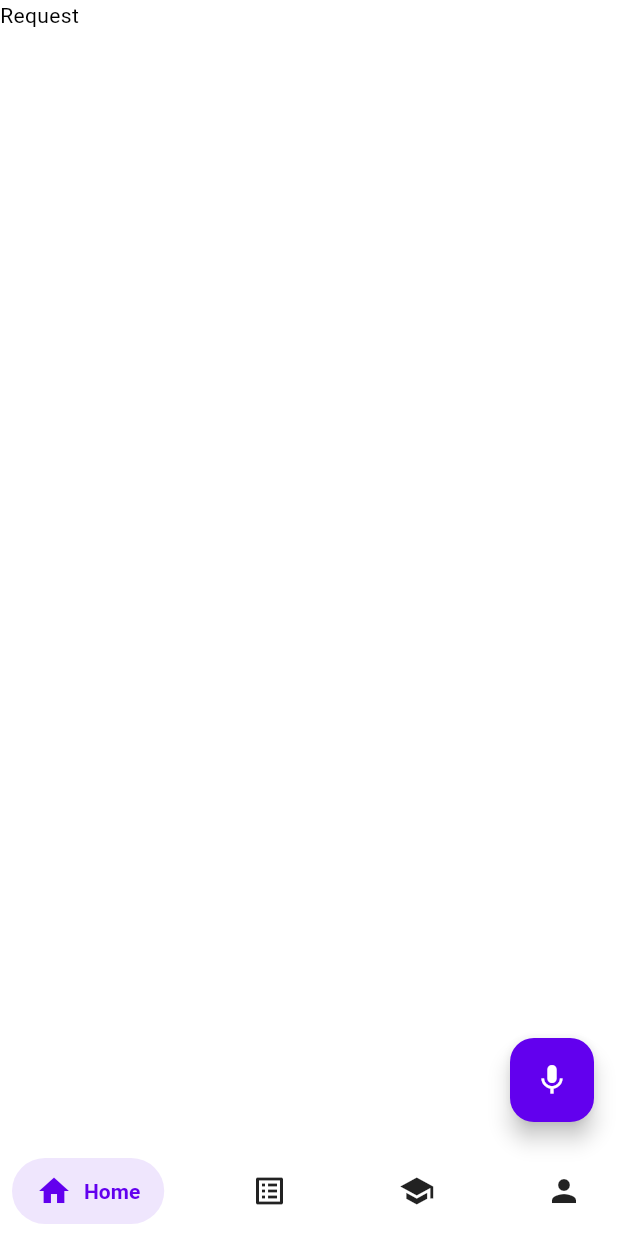
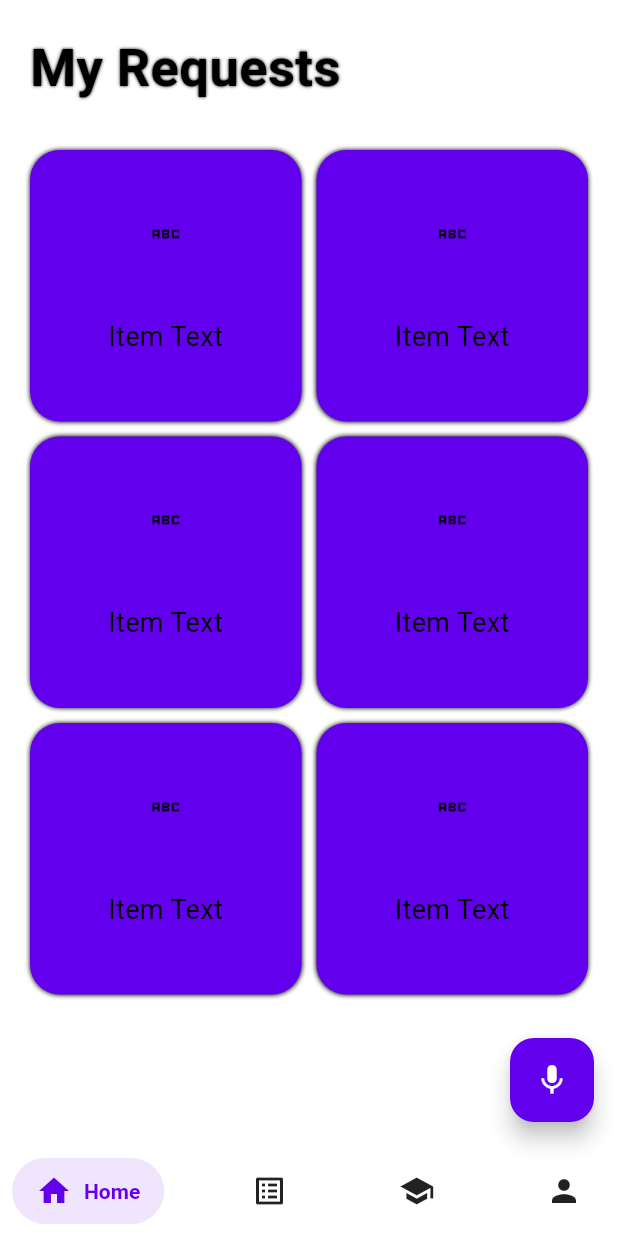
Before and after one commit to Harmanjit14/SIH-PK847, a Flutter app: the HomeScreen screen opened directly, swiped to page 2, on a phone screen of 412 x 824 dp. Run offline on Flutter 3.47's test engine with Material 2 defaults, Android fonts, the phone set to English and light mode, and no system bars; drawn by our look-alikes of salomon_bottom_bar; our stand-ins replace flutter_native_splash, flutter_spinkit, get, graphql, permission_handler, rxdart; missing offline and left inert: dialogflow_grpc, google_speech, sound_stream.

Commit message:
ui fixes

```diff
--- a/fridaynight/lib/Home/home_tab/quote_card.dart
+++ b/fridaynight/lib/Home/home_tab/util.dart
@@ -1,9 +1,9 @@
 import 'package:flutter/material.dart';
-import 'quote.dart';
+import 'package:fridaynight/Home/home_tab/model.dart';
 
 class StatusCard extends StatelessWidget {
   final certiCheck check;
-  StatusCard({required this.check});
+  const StatusCard({Key? key, required this.check}) : super(key: key);
 
   @override
   Widget build(BuildContext context) {
@@ -21,7 +21,7 @@ class StatusCard extends StatelessWidget {
                   color: Colors.grey[800],
                 ),
               ),
-              SizedBox(height: 6.0),
+              const SizedBox(height: 6.0),
               Text(
                 check.status,
                 style: TextStyle(
--- /dev/null
+++ b/fridaynight/lib/Home/request_tab/view.dart
@@ -0,0 +1,69 @@
+import 'package:flutter/material.dart';
+import 'package:flutter/src/foundation/key.dart';
+import 'package:flutter/src/widgets/framework.dart';
+import 'package:fridaynight/utils.dart';
+
+class RequestsTab extends StatefulWidget {
+  const RequestsTab({Key? key}) : super(key: key);
+
+  @override
+  State<RequestsTab> createState() => _RequestsTabState();
+}
+
+class _RequestsTabState extends State<RequestsTab> {
+  @override
+  Widget build(BuildContext context) {
+    return ListView(
+      shrinkWrap: true,
+      children: [
+        const Padding(
+          padding: EdgeInsets.fromLTRB(20, 20, 20, 10),
+          child: Text(
+            "My Requests",
+            style: TextStyle(
+                fontSize: 35,
+                color: Colors.black,
+                fontWeight: FontWeight.bold,
+                shadows: const [Shadow(color: Colors.black, blurRadius: 2)]),
+          ),
+        ),
+        GridView.builder(
+          padding: EdgeInsets.all(20),
+          shrinkWrap: true,
+          itemCount: 6,
+          gridDelegate: const SliverGridDelegateWithFixedCrossAxisCount(
+            crossAxisCount: 2,
+            crossAxisSpacing: 10,
+            mainAxisSpacing: 10,
+            childAspectRatio: (1),
+          ),
+          itemBuilder: (
+            context,
+            index,
+          ) {
+            return GestureDetector(
+              onTap: () {},
+              child: Container(
+                decoration: BoxDecoration(
+                    boxShadow: const [
+                      BoxShadow(blurRadius: 2, color: Colors.black),
+                    ],
+                    color: light.primaryContainer,
+                    borderRadius: BorderRadius.circular(20)),
+                child: Column(
+                  mainAxisAlignment: MainAxisAlignment.spaceEvenly,
+                  children: const [
+                    Icon(Icons.abc_sharp),
+                    Text("Item Text",
+                        style: TextStyle(fontSize: 18, color: Colors.black),
+                        textAlign: TextAlign.center),
+                  ],
+                ),
+              ),
+            );
+          },
+        ),
+      ],
+    );
+  }
+}
--- a/fridaynight/lib/Home/view.dart
+++ b/fridaynight/lib/Home/view.dart
@@ -2,6 +2,7 @@ import 'package:flutter/material.dart';
 import 'package:fridaynight/Auth/query.dart';
 import 'package:fridaynight/Home/home_tab/view.dart';
 import 'package:fridaynight/Home/profile_tab/view.dart';
+import 'package:fridaynight/Home/request_tab/view.dart';
 import 'package:fridaynight/chat/view.dart';
 import 'package:fridaynight/utils.dart';
 import 'package:get/get.dart';
@@ -40,7 +41,7 @@ class _HomeScreenState extends State<HomeScreen> {
           controller: _controller,
           children: [
             HomePage(),
-            Text("Request"),
+            const RequestsTab(),
             Text("Acadamic"),
             const ProfileTab(),
           ],
```
Also changed, not shown: fridaynight/lib/Home/home_tab/view.dart (+4 -12 lines), fridaynight/lib/chat/view.dart (+18 -6 lines), fridaynight/lib/Home/home_tab/model.dart (line endings or trailing spaces).
